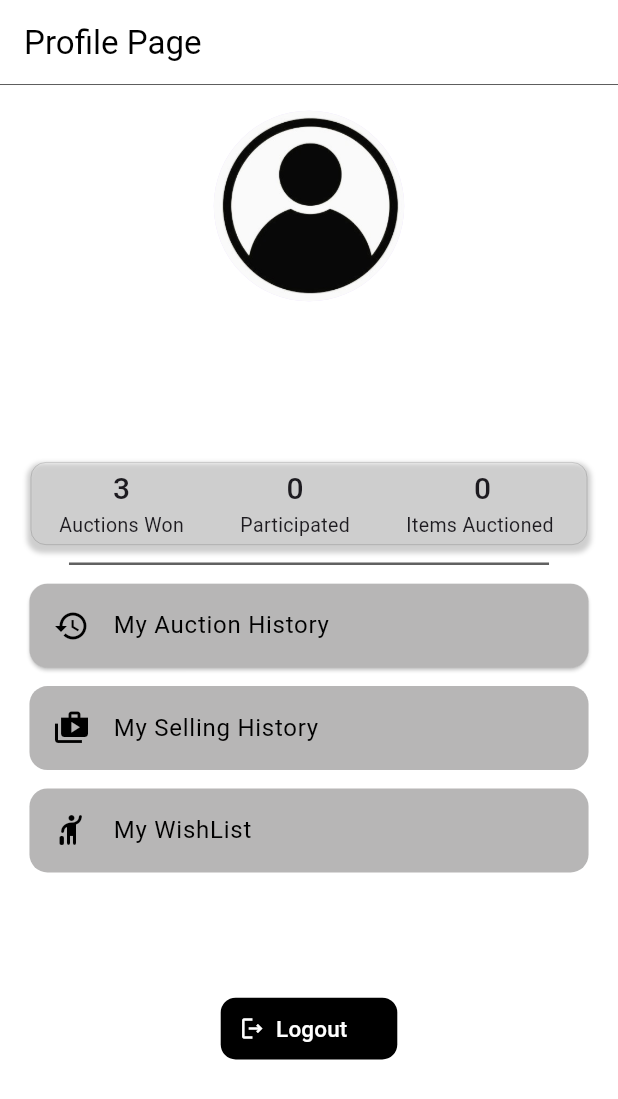
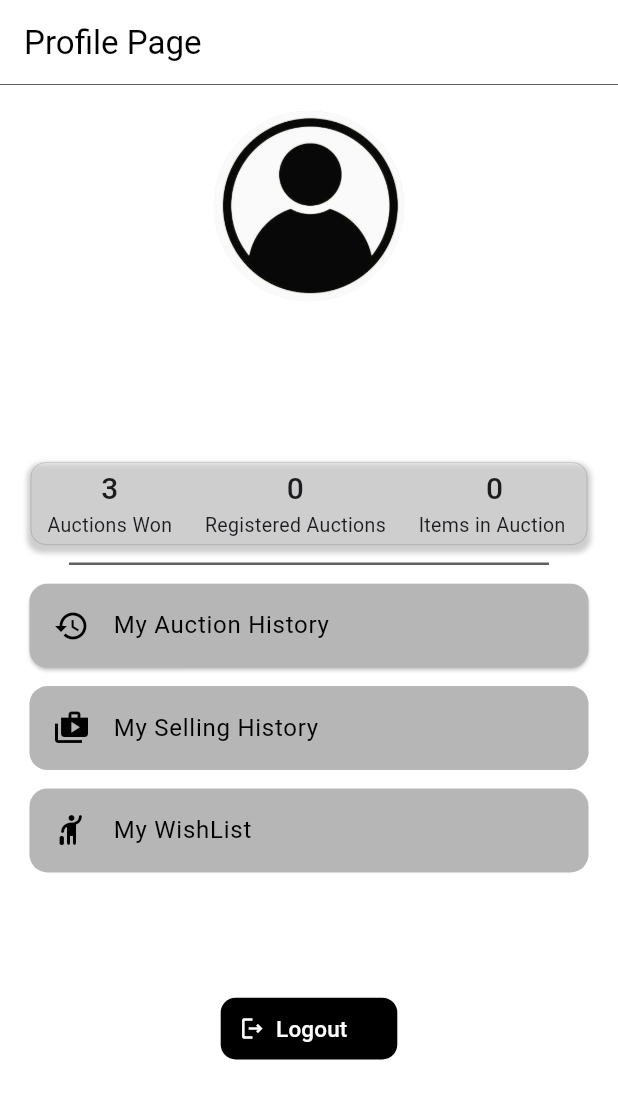
Before and after one commit to yekkaladeviavinash/LiveAuction, a Flutter app: the ProfilePage screen opened directly, on a phone screen of 412 x 824 dp. Shown: the top 1099 px of the screen. Run offline on Flutter 3.47's test engine with Material 3 defaults, Android fonts, the light colour scheme and no system bars; our stand-ins replace cloud_firestore, firebase_auth, firebase_core, firebase_storage, get, image_picker and 1 more; missing offline and left inert: firebase_app_check; accounts and stored records are empty.

Commit message:
auctions names change

```diff
--- a/lib/pages/profile.dart
+++ b/lib/pages/profile.dart
@@ -343,7 +343,7 @@
                               fontWeight: FontWeight.w500),
                         ),
                         Text(
-                          'Participated',
+                          'Registered Auctions',
                           style: TextStyle(
                               fontSize: 13 * (W / 411.5),
                               fontWeight: FontWeight.w400),
@@ -360,7 +360,7 @@
                               fontWeight: FontWeight.w500),
                         ),
                         Text(
-                          'Items Auctioned ',
+                          'Items in Auction ',
                           style: TextStyle(
                               fontSize: 13 * (W / 411.5),
                               fontWeight: FontWeight.w400),
```
